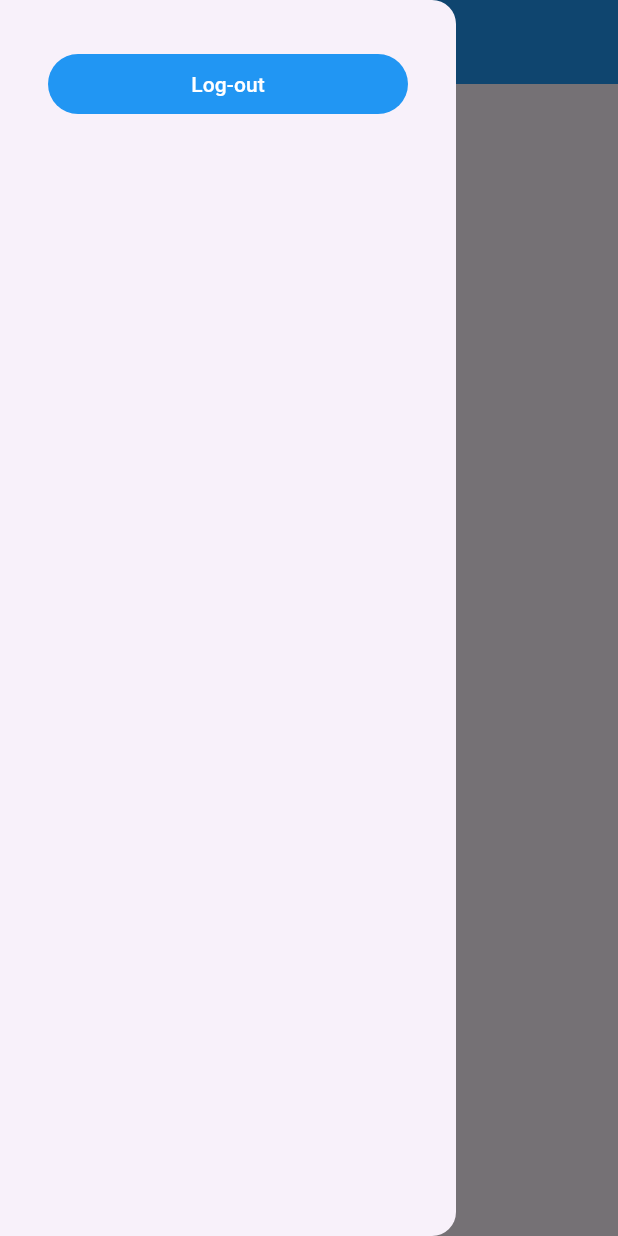
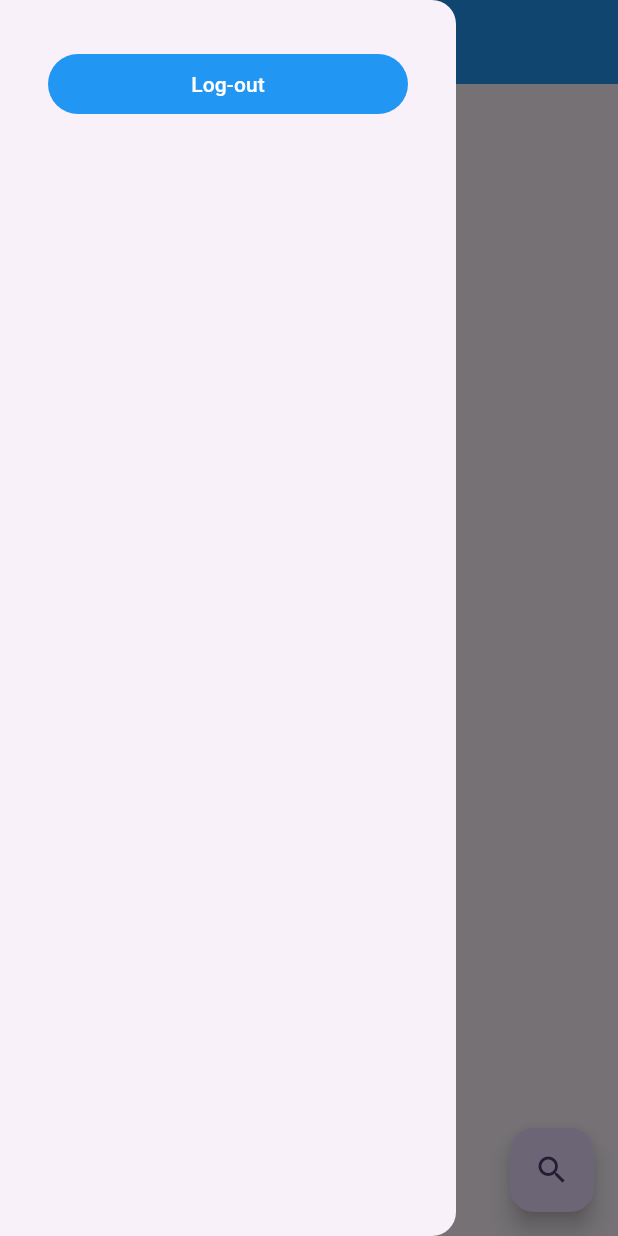
Before and after one commit to Bassem0gamal/linky, a Flutter app: the screen it shows once a user with an empty profile is signed in, with the side drawer open, on a phone screen of 412 x 824 dp. Run offline on Flutter 3.47's test engine with Material 3 defaults, Android fonts, the phone set to English and light mode, and no system bars; our stand-ins replace cloud_firestore, firebase_auth, firebase_core; accounts and stored records are empty.

Commit message:
Add SearchButton

```diff
--- a/lib/ui/screen/home_screen.dart
+++ b/lib/ui/screen/home_screen.dart
@@ -2,6 +2,7 @@ import 'package:cloud_firestore/cloud_firestore.dart';
 import 'package:firebase_auth/firebase_auth.dart';
 import 'package:flutter/material.dart';
 import 'package:linky/ui/screen/chat_screen.dart';
+import 'package:linky/ui/screen/search_screen.dart';
 
 class HomeScreen extends StatefulWidget {
   const HomeScreen({super.key});
@@ -40,11 +41,13 @@ class _HomeScreenState extends State<HomeScreen> {
                     await FirebaseAuth.instance.signOut();
                     Navigator.pop(context);
                   },
-                child: const Text('Log-out',style: TextStyle(color: Colors.white),),
                   style: TextButton.styleFrom(
                     backgroundColor: Colors.blue,
-                )
                   ),
+                  child: const Text(
+                    'Log-out',
+                    style: TextStyle(color: Colors.white),
+                  )),
             ),
           ],
         ),
@@ -83,6 +86,13 @@ class _HomeScreenState extends State<HomeScreen> {
           );
         },
       ),
+      floatingActionButton: FloatingActionButton(
+        onPressed: () {
+          Navigator.push(
+              context, MaterialPageRoute(builder: (context) => const SearchScreen()));
+        },
+        child: const Icon(Icons.search),
+      ),
     );
   }
 }
```
Lines whose indentation alone changed are shown as unchanged.
